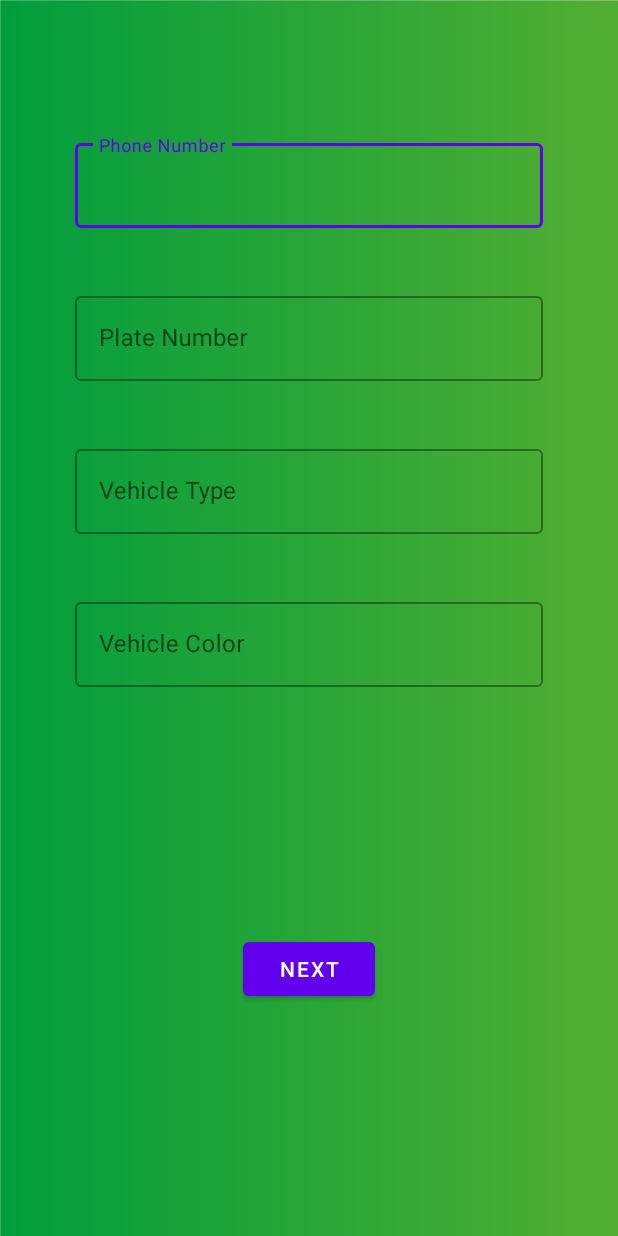
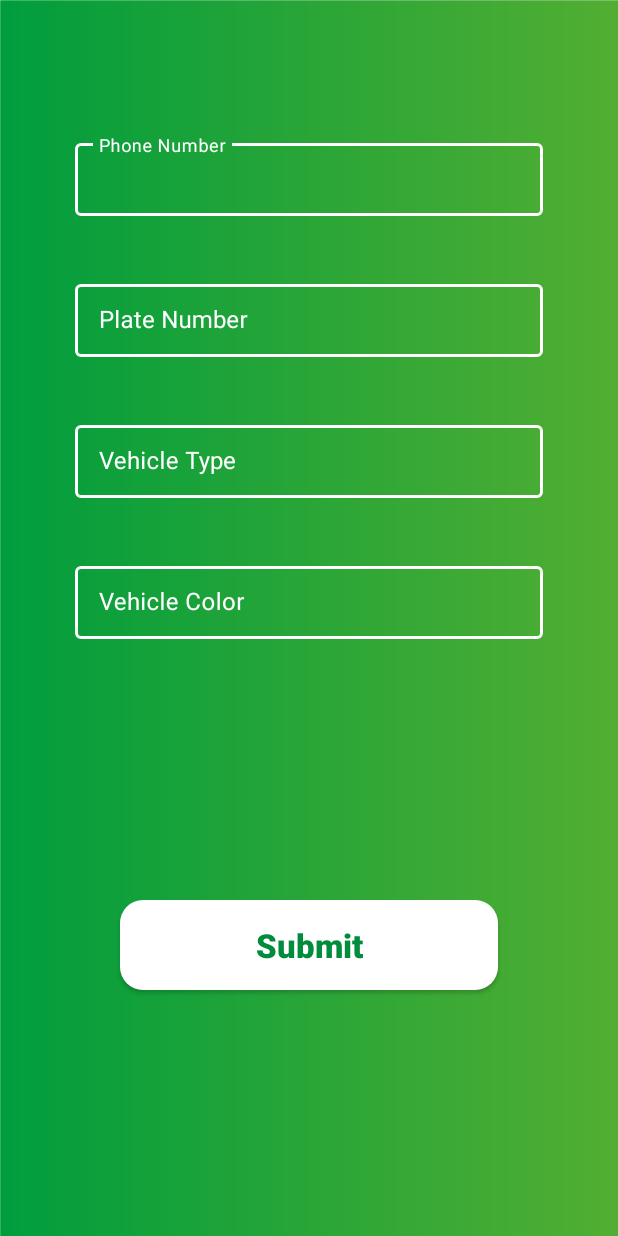
Before and after one commit to omarhatem1995/Mika, an Android app: the screen it shows after launch once a user with an empty profile is signed in (MainActivity), on a phone screen of 412 x 824 dp. Run offline under Robolectric (Android 15) with nearby library versions, the light colour scheme and no system bars; our stand-ins replace Firebase (no records; nobody signed in at launch, a user with empty details on screens opened directly), navigation-ui; libraries missing offline, so code that uses them is left out: com.firebase.ui; 4 statements that could not run were skipped.

Commit message:
- fixed some designs

```diff
--- /dev/null
+++ b/app/src/main/res/drawable/rounded_green_with_borders.xml
@@ -0,0 +1,44 @@
+<?xml version="1.0" encoding="utf-8"?>
+<shape xmlns:android="http://schemas.android.com/apk/res/android">
+
+
+    <item>
+        <shape
+            android:padding="10dp"
+            android:shape="rectangle">
+            <corners android:radius="8dp" />
+            <gradient
+                android:angle="180"
+                android:endColor="@color/mika_green"
+                android:startColor="@color/mika_green"
+                android:type="linear" />
+            <padding
+                android:bottom="0dp"
+                android:left="0dp"
+                android:right="0dp"
+                android:top="0dp" />
+        </shape>
+    </item>
+
+    <item>
+        <shape>
+            <solid android:color="@color/mika_green" />
+
+            <stroke
+                android:width="1dp"
+                android:color="#ecedef" />
+
+            <padding
+                android:bottom="3dp"
+                android:left="3dp"
+                android:right="3dp"
+                android:top="3dp" />
+
+            <corners
+                android:bottomLeftRadius="7dp"
+                android:bottomRightRadius="7dp"
+                android:topLeftRadius="7dp"
+                android:topRightRadius="7dp" />
+        </shape>
+    </item>
+</shape>
--- a/app/src/main/res/layout/fragment_first.xml
+++ b/app/src/main/res/layout/fragment_first.xml
@@ -16,6 +16,7 @@
         android:layout_marginTop="80dp"
         android:layout_marginEnd="40dp"
         android:hint="@string/phone_number"
+        android:textColorHint="@color/white"
         android:visibility="invisible"
         app:layout_constraintEnd_toEndOf="parent"
         app:layout_constraintStart_toStartOf="parent"
@@ -27,7 +28,7 @@
             android:layout_height="wrap_content"
             android:ems="10"
             android:inputType="number"
-            android:textColor="@color/dark_text" />
+            android:textColor="@color/white" />
 
     </com.google.android.material.textfield.TextInputLayout>
 
@@ -40,6 +41,7 @@
         android:layout_marginTop="20dp"
         android:layout_marginEnd="40dp"
         android:hint="@string/plate_number"
+        android:textColorHint="@color/white"
         android:inputType="textPersonName"
         android:visibility="invisible"
         app:layout_constraintStart_toStartOf="parent"
@@ -50,7 +52,7 @@
             android:layout_width="match_parent"
             android:layout_height="wrap_content"
             android:ems="10"
-            android:textColor="@color/dark_text"
+            android:textColor="@color/white"
             app:layout_constraintEnd_toEndOf="parent"
             app:layout_constraintStart_toStartOf="parent"
             app:layout_constraintTop_toBottomOf="@id/plate_number_textInputLayout" />
@@ -66,6 +68,7 @@
         android:layout_marginTop="20dp"
         android:layout_marginEnd="40dp"
         android:hint="@string/vehicle_type"
+        android:textColorHint="@color/white"
         android:inputType="textPersonName"
         android:visibility="invisible"
         app:layout_constraintStart_toStartOf="parent"
@@ -76,7 +79,7 @@
             android:layout_width="match_parent"
             android:layout_height="wrap_content"
             android:ems="10"
-            android:textColor="@color/dark_text"
+            android:textColor="@color/white"
             app:layout_constraintEnd_toEndOf="parent"
             app:layout_constraintStart_toStartOf="parent"
             app:layout_constraintTop_toTopOf="parent" />
@@ -92,6 +95,7 @@
         android:layout_marginTop="20dp"
         android:layout_marginEnd="40dp"
         android:hint="@string/vehicle_color"
+        android:textColorHint="@color/white"
         android:inputType="textPersonName"
         android:visibility="invisible"
         app:layout_constraintStart_toStartOf="parent"
@@ -102,20 +106,28 @@
             android:layout_width="match_parent"
             android:layout_height="wrap_content"
             android:ems="10"
-            android:textColor="@color/dark_text"
+            android:textColor="@color/white"
             app:layout_constraintEnd_toEndOf="parent"
             app:layout_constraintStart_toStartOf="parent"
             app:layout_constraintTop_toTopOf="parent" />
 
     </com.google.android.material.textfield.TextInputLayout>
 
-    <Button
+    <androidx.appcompat.widget.AppCompatButton
         android:id="@+id/button_first"
-        android:layout_width="wrap_content"
-        android:layout_height="wrap_content"
-        android:text="@string/next"
-        android:textColor="@color/white"
+        android:layout_width="match_parent"
+        android:layout_height="60dp"
+        android:textColor="@color/mika_green"
+        android:gravity="center"
+        android:text="@string/submit"
+        android:textSize="22sp"
+        android:textStyle="bold"
+        android:textAllCaps="false"
+        android:elevation="4dp"
+        android:background="@drawable/rounded_white"
         android:visibility="invisible"
+        android:layout_marginStart="80dp"
+        android:layout_marginEnd="80dp"
         app:layout_constraintBottom_toBottomOf="parent"
         app:layout_constraintEnd_toEndOf="parent"
         app:layout_constraintStart_toStartOf="parent"
--- a/app/src/main/res/values/colors.xml
+++ b/app/src/main/res/values/colors.xml
@@ -18,4 +18,5 @@
     <color name="colorAccent">#005d10</color>
     <color name="colorPrimaryDark">#005d10</color>
     <color name="fragment_choose_dates_background">#D6DAD6</color>
+    <color name="mtrl_textinput_default_box_stroke_color">#fff</color>
 </resources>
--- a/app/src/main/res/values/strings.xml
+++ b/app/src/main/res/values/strings.xml
@@ -17,11 +17,11 @@
     <string name="hello_second_fragment">Hello second fragment. Arg: %1$s</string>
     <string name="nav_open">nav_open</string>
     <string name="nav_close">nav_close</string>
-    <!-- TODO: Remove or change this placeholder text -->
+
     <string name="hello_blank_fragment">Hello blank fragment</string>
     <string name="your_dates">Your Dates</string>
     <string name="please_select_your_4_dates">Please select your 4 dates</string>
-    <string name="submit">submit</string>
+    <string name="submit">Submit</string>
     <string name="choose_fourth_day">Choose Fourth day</string>
     <string name="choose_third_day">Choose Third day</string>
     <string name="choose_second_day">Choose Second day</string>
--- a/app/src/main/res/values/themes.xml
+++ b/app/src/main/res/values/themes.xml
@@ -37,17 +37,20 @@
     <style name="Theme.Mika.AppBarOverlay" parent="ThemeOverlay.AppCompat.Dark.ActionBar" />
 
     <style name="OverflowButton" parent="Widget.AppCompat.ActionButton.Overflow" >
-        <item name="android:tint">#62ff00</item>
+        <item name="android:tint">@color/mika_green</item>
     </style>
 
     <style name="Theme.Mika.PopupOverlay" parent="ThemeOverlay.AppCompat.Light" />
-    <style name="MyEditTextTheme" parent="Widget.MaterialComponents.TextInputLayout.OutlinedBox">
+    <style name="MyEditTextTheme" parent="Widget.MaterialComponents.TextInputLayout.OutlinedBox.Dense">
         <!-- Used for the bottom line when not selected / focused -->
         <item name="colorControlNormal">@color/white</item>
         <item name="android:padding">10dp</item>
+        <item name="background">@drawable/rounded_green_with_borders</item>
 <!--        <item name="android:background">@drawable/edit_text_layout</item>-->
         <item name="android:textDirection">locale</item>
-
+        <item name="boxStrokeColor">@color/white</item>
+        <item name="boxStrokeWidth">2dp</item>
+        <item name="hintTextColor">@color/white</item>
         <!-- colorControlActivated & colorControlHighlight use the colorAccent color by default -->
     </style>
 </resources>
```
Also changed, not shown: 1 other file.
